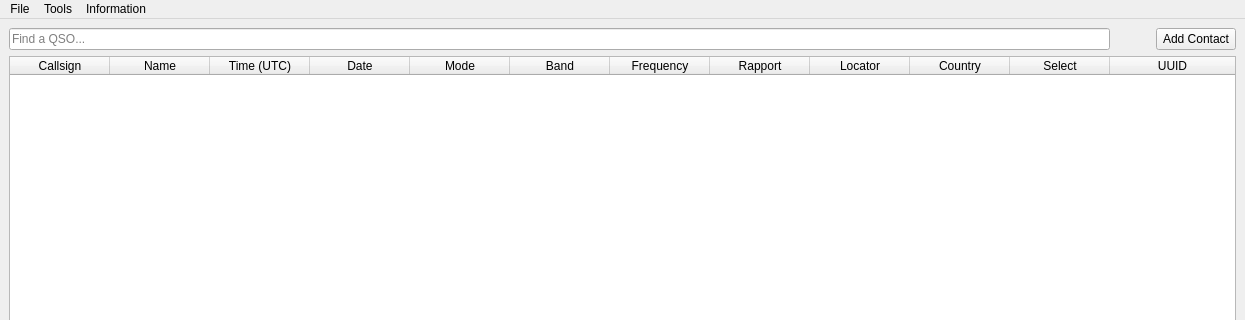
This is forms/MainUIApplication/mainuiapplication.ui in jj01101010/EasyHamLog as Qt 5 draws it before an edit; both pictures show x 0 to 1245 and y 0 to 320 of the 1245 by 582 pixel window. The edited form follows.
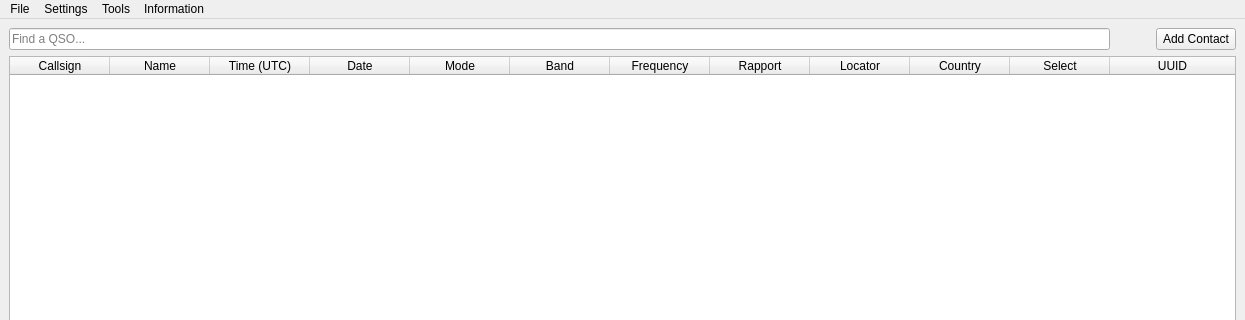
This is the edited form.

```diff
--- a/forms/MainUIApplication/mainuiapplication.ui
+++ b/forms/MainUIApplication/mainuiapplication.ui
@@ -205,9 +205,16 @@
     <property name="title">
      <string>Information</string>
     </property>
-    <addaction name="actionAbout_me"/>
+    <addaction name="actionAbout_EHL"/>
+   </widget>
+   <widget class="QMenu" name="menuSettings_2">
+    <property name="title">
+     <string>Settings</string>
+    </property>
+    <addaction name="actionPreferences"/>
    </widget>
    <addaction name="menuFile"/>
+   <addaction name="menuSettings_2"/>
    <addaction name="menuSettings"/>
    <addaction name="menuInformation"/>
   </widget>
```
Left out of the diff: 18 changed lines with no effect on the pictures.
